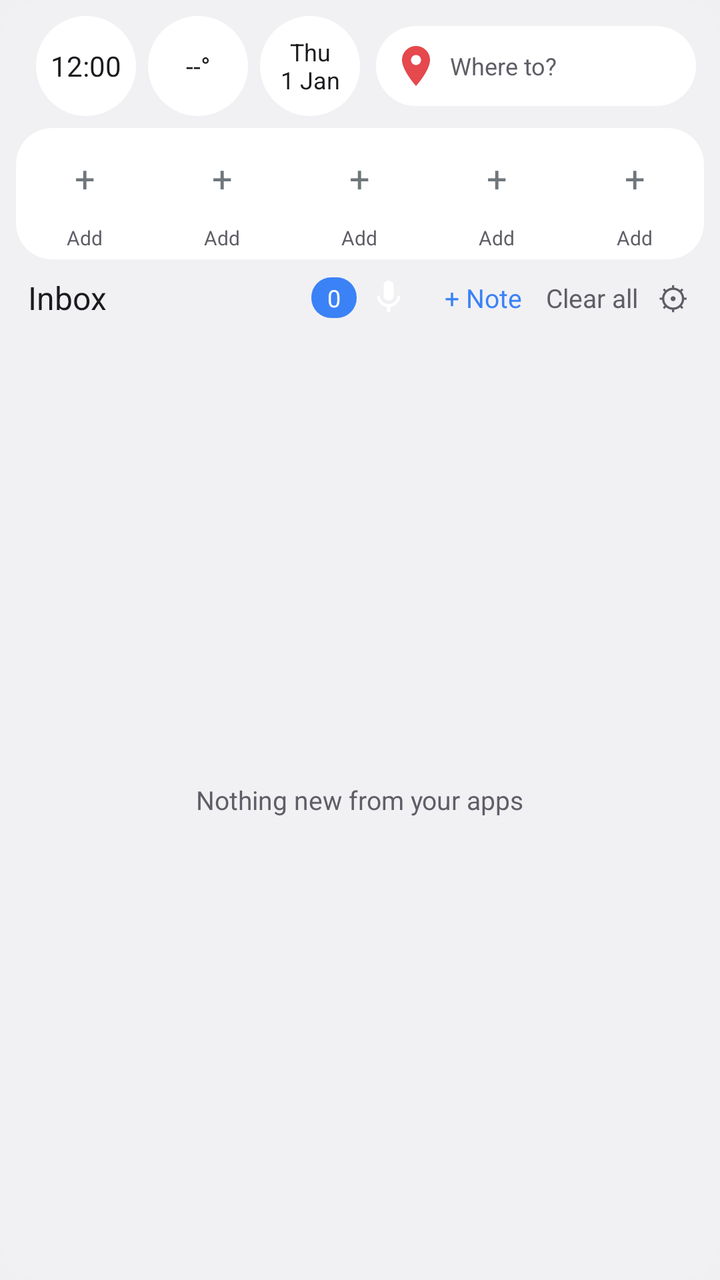
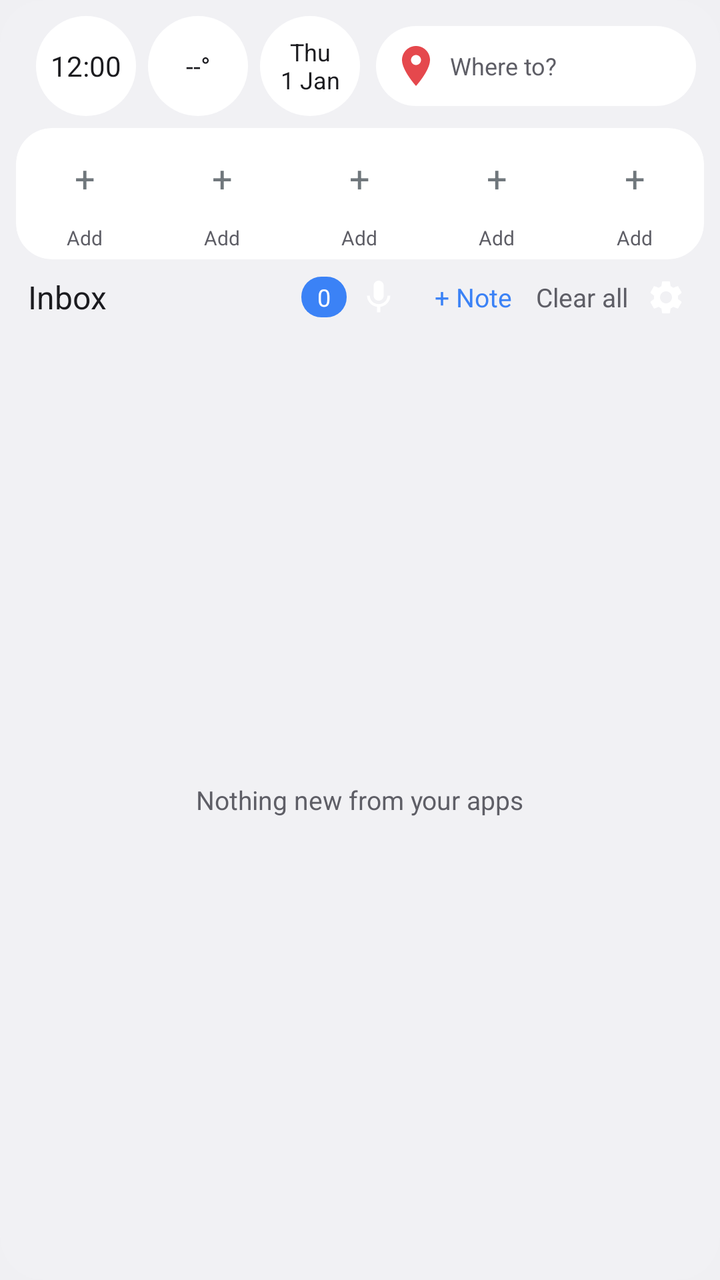

Compare the two renders of this Android layout. The source of the first and the diff that turns it into the second are given below.
<!-- AndroidManifest.xml: application theme NtTheme -->
<!-- res/layout/widget_tiles.xml -->
<?xml version="1.0" encoding="utf-8"?>
<FrameLayout xmlns:android="http://schemas.android.com/apk/res/android"
    android:id="@+id/root"
    android:layout_width="match_parent"
    android:layout_height="match_parent"
    android:background="@drawable/nt_widget_bg"
    android:clipToOutline="true">

    <ImageView
        android:id="@+id/wbgimg"
        android:layout_width="match_parent"
        android:layout_height="match_parent"
        android:scaleType="centerCrop"
        android:visibility="gone" />

<LinearLayout
    android:id="@+id/content"
    android:layout_width="match_parent"
    android:layout_height="match_parent"
    android:orientation="vertical"
    android:padding="8dp">


    <LinearLayout
        android:layout_width="match_parent"
        android:layout_height="wrap_content"
        android:gravity="center_vertical"
        android:orientation="horizontal"
        android:paddingStart="4dp"
        android:paddingEnd="4dp"
        android:paddingBottom="6dp">

        <LinearLayout
            android:id="@+id/wlocA"
            android:layout_width="0dp"
            android:layout_height="40dp"
            android:layout_marginStart="8dp"
            android:layout_weight="1"
            android:background="@drawable/nt_pill_bg"
            android:gravity="center_vertical"
            android:orientation="horizontal"
            android:paddingStart="8dp"
            android:paddingEnd="6dp"
            android:visibility="gone">

            <ImageView
                android:id="@+id/wpinA"
                android:layout_width="24dp"
                android:layout_height="24dp"
                android:src="@drawable/ic_pin" />

            <TextView
                android:id="@+id/wwA"
                android:layout_width="0dp"
                android:layout_height="wrap_content"
                android:layout_marginStart="5dp"
                android:layout_weight="1"
                android:ellipsize="end"
                android:maxLines="1"
                android:text="Where to?"
                android:textColor="@color/nt_sub"
                android:textSize="12sp" />
        </LinearLayout>

        <LinearLayout
            android:layout_width="wrap_content"
            android:layout_height="wrap_content"
            android:orientation="horizontal">

        <TextClock
            android:id="@+id/wclock0"
            android:layout_width="50dp"
            android:layout_height="50dp"
            android:layout_marginStart="6dp"
            android:background="@drawable/nt_circle_bg"
            android:gravity="center"
            android:textColor="@color/nt_text"
           
            android:visibility="visible"
            android:format12Hour="h:mm"
            android:format24Hour="HH:mm"
            android:textSize="14sp"
            />

        <TextView
            android:id="@+id/wweather0"
            android:layout_width="50dp"
            android:layout_height="50dp"
            android:layout_marginStart="6dp"
            android:background="@drawable/nt_circle_bg"
            android:gravity="center"
            android:textColor="@color/nt_text"
           
            android:visibility="gone"
            android:text="--°"
            android:textSize="13sp"
            />

        <TextClock
            android:id="@+id/wdate0"
            android:layout_width="50dp"
            android:layout_height="50dp"
            android:layout_marginStart="6dp"
            android:background="@drawable/nt_circle_bg"
            android:gravity="center"
            android:textColor="@color/nt_text"
           
            android:visibility="gone"
            android:format12Hour="EEE&#10;d MMM"
            android:format24Hour="EEE&#10;d MMM"
            android:textSize="12sp"
            />

        </LinearLayout>

        <LinearLayout
            android:layout_width="wrap_content"
            android:layout_height="wrap_content"
            android:orientation="horizontal">

        <TextClock
            android:id="@+id/wclock1"
            android:layout_width="50dp"
            android:layout_height="50dp"
            android:layout_marginStart="6dp"
            android:background="@drawable/nt_circle_bg"
            android:gravity="center"
            android:textColor="@color/nt_text"
           
            android:visibility="gone"
            android:format12Hour="h:mm"
            android:format24Hour="HH:mm"
            android:textSize="14sp"
            />

        <TextView
            android:id="@+id/wweather1"
            android:layout_width="50dp"
            android:layout_height="50dp"
            android:layout_marginStart="6dp"
            android:background="@drawable/nt_circle_bg"
            android:gravity="center"
            android:textColor="@color/nt_text"
           
            android:visibility="visible"
            android:text="--°"
            android:textSize="13sp"
            />

        <TextClock
            android:id="@+id/wdate1"
            android:layout_width="50dp"
            android:layout_height="50dp"
            android:layout_marginStart="6dp"
            android:background="@drawable/nt_circle_bg"
            android:gravity="center"
            android:textColor="@color/nt_text"
           
            android:visibility="gone"
            android:format12Hour="EEE&#10;d MMM"
            android:format24Hour="EEE&#10;d MMM"
            android:textSize="12sp"
            />

        </LinearLayout>

        <LinearLayout
            android:layout_width="wrap_content"
            android:layout_height="wrap_content"
            android:orientation="horizontal">

        <TextClock
            android:id="@+id/wclock2"
            android:layout_width="50dp"
            android:layout_height="50dp"
            android:layout_marginStart="6dp"
            android:background="@drawable/nt_circle_bg"
            android:gravity="center"
            android:textColor="@color/nt_text"
           
            android:visibility="gone"
            android:format12Hour="h:mm"
            android:format24Hour="HH:mm"
            android:textSize="14sp"
            />

        <TextView
            android:id="@+id/wweather2"
            android:layout_width="50dp"
            android:layout_height="50dp"
            android:layout_marginStart="6dp"
            android:background="@drawable/nt_circle_bg"
            android:gravity="center"
            android:textColor="@color/nt_text"
           
            android:visibility="gone"
            android:text="--°"
            android:textSize="13sp"
            />

        <TextClock
            android:id="@+id/wdate2"
            android:layout_width="50dp"
            android:layout_height="50dp"
            android:layout_marginStart="6dp"
            android:background="@drawable/nt_circle_bg"
            android:gravity="center"
            android:textColor="@color/nt_text"
           
            android:visibility="visible"
            android:format12Hour="EEE&#10;d MMM"
            android:format24Hour="EEE&#10;d MMM"
            android:textSize="12sp"
            />

        </LinearLayout>

        <LinearLayout
            android:id="@+id/wlocB"
            android:layout_width="0dp"
            android:layout_height="40dp"
            android:layout_marginStart="8dp"
            android:layout_weight="1"
            android:background="@drawable/nt_pill_bg"
            android:gravity="center_vertical"
            android:orientation="horizontal"
            android:paddingStart="8dp"
            android:paddingEnd="6dp"
            android:visibility="visible">

            <ImageView
                android:id="@+id/wpinB"
                android:layout_width="24dp"
                android:layout_height="24dp"
                android:src="@drawable/ic_pin" />

            <TextView
                android:id="@+id/wwB"
                android:layout_width="0dp"
                android:layout_height="wrap_content"
                android:layout_marginStart="5dp"
                android:layout_weight="1"
                android:ellipsize="end"
                android:maxLines="1"
                android:text="Where to?"
                android:textColor="@color/nt_sub"
                android:textSize="12sp" />
        </LinearLayout>
    </LinearLayout>

    <FrameLayout
        android:id="@+id/dialwrap"
        android:layout_width="match_parent"
        android:layout_height="wrap_content"
        android:layout_marginBottom="6dp"
        android:background="@drawable/nt_dial_bg"
        android:clipToOutline="true">

    <ImageView
        android:id="@+id/dialimg"
        android:layout_width="match_parent"
        android:layout_height="match_parent"
        android:scaleType="centerCrop"
        android:visibility="gone" />

    <LinearLayout
        android:id="@+id/dialrow"
        android:layout_width="match_parent"
        android:layout_height="wrap_content"
        android:orientation="horizontal"
        android:paddingTop="4dp"
        android:paddingBottom="4dp">

        <LinearLayout
            android:id="@+id/dial0"
            android:layout_width="0dp"
            android:layout_height="wrap_content"
            android:layout_weight="1"
            android:gravity="center_horizontal"
            android:orientation="vertical">

            <TextView
                android:id="@+id/dc0"
                android:layout_width="42dp"
                android:layout_height="42dp"
                android:background="@drawable/nt_circle_bg"
                android:gravity="center"
                android:text="+"
                android:textSize="18sp"
                />

            <TextView
                android:id="@+id/dn0"
                android:layout_width="match_parent"
                android:layout_height="wrap_content"
                android:ellipsize="end"
                android:gravity="center"
                android:maxLines="1"
                android:paddingTop="2dp"
                android:text="Add"
                android:textColor="@color/nt_sub"
                android:textSize="10sp" />
        </LinearLayout>

        <LinearLayout
            android:id="@+id/dial1"
            android:layout_width="0dp"
            android:layout_height="wrap_content"
            android:layout_weight="1"
            android:gravity="center_horizontal"
            android:orientation="vertical">

            <TextView
                android:id="@+id/dc1"
                android:layout_width="42dp"
                android:layout_height="42dp"
                android:background="@drawable/nt_circle_bg"
                android:gravity="center"
                android:text="+"
                android:textSize="18sp"
                />

            <TextView
                android:id="@+id/dn1"
                android:layout_width="match_parent"
                android:layout_height="wrap_content"
                android:ellipsize="end"
                android:gravity="center"
                android:maxLines="1"
                android:paddingTop="2dp"
                android:text="Add"
                android:textColor="@color/nt_sub"
                android:textSize="10sp" />
        </LinearLayout>

        <LinearLayout
            android:id="@+id/dial2"
            android:layout_width="0dp"
            android:layout_height="wrap_content"
            android:layout_weight="1"
            android:gravity="center_horizontal"
            android:orientation="vertical">

            <TextView
                android:id="@+id/dc2"
                android:layout_width="42dp"
                android:layout_height="42dp"
                android:background="@drawable/nt_circle_bg"
                android:gravity="center"
                android:text="+"
                android:textSize="18sp"
                />

            <TextView
                android:id="@+id/dn2"
                android:layout_width="match_parent"
                android:layout_height="wrap_content"
                android:ellipsize="end"
                android:gravity="center"
                android:maxLines="1"
                android:paddingTop="2dp"
                android:text="Add"
                android:textColor="@color/nt_sub"
                android:textSize="10sp" />
        </LinearLayout>

        <LinearLayout
            android:id="@+id/dial3"
            android:layout_width="0dp"
            android:layout_height="wrap_content"
            android:layout_weight="1"
            android:gravity="center_horizontal"
            android:orientation="vertical">

            <TextView
                android:id="@+id/dc3"
                android:layout_width="42dp"
                android:layout_height="42dp"
                android:background="@drawable/nt_circle_bg"
                android:gravity="center"
                android:text="+"
                android:textSize="18sp"
                />

            <TextView
                android:id="@+id/dn3"
                android:layout_width="match_parent"
                android:layout_height="wrap_content"
                android:ellipsize="end"
                android:gravity="center"
                android:maxLines="1"
                android:paddingTop="2dp"
                android:text="Add"
                android:textColor="@color/nt_sub"
                android:textSize="10sp" />
        </LinearLayout>

        <LinearLayout
            android:id="@+id/dial4"
            android:layout_width="0dp"
            android:layout_height="wrap_content"
            android:layout_weight="1"
            android:gravity="center_horizontal"
            android:orientation="vertical">

            <TextView
                android:id="@+id/dc4"
                android:layout_width="42dp"
                android:layout_height="42dp"
                android:background="@drawable/nt_circle_bg"
                android:gravity="center"
                android:text="+"
                android:textSize="18sp"
                />

            <TextView
                android:id="@+id/dn4"
                android:layout_width="match_parent"
                android:layout_height="wrap_content"
                android:ellipsize="end"
                android:gravity="center"
                android:maxLines="1"
                android:paddingTop="2dp"
                android:text="Add"
                android:textColor="@color/nt_sub"
                android:textSize="10sp" />
        </LinearLayout>
    </LinearLayout>
    </FrameLayout>

    <LinearLayout
        android:id="@+id/header"
        android:layout_width="match_parent"
        android:layout_height="wrap_content"
        android:gravity="center_vertical"
        android:orientation="horizontal"
        android:paddingStart="6dp"
        android:paddingEnd="6dp"
        android:paddingBottom="6dp">

        <TextView
            android:id="@+id/hdr_title"
            android:layout_width="0dp"
            android:layout_height="wrap_content"
            android:layout_weight="1"
            android:text="Inbox"
            android:textColor="@color/nt_text"
            android:textSize="16sp"
            />

        <TextView
            android:id="@+id/count"
            android:layout_width="wrap_content"
            android:layout_height="wrap_content"
            android:background="@drawable/nt_badge_bg"
            android:paddingStart="8dp"
            android:paddingTop="2dp"
            android:paddingEnd="8dp"
            android:paddingBottom="2dp"
            android:text="0"
            android:textColor="#FFFFFF"
            android:textSize="12sp"
            />

        <ImageView
            android:id="@+id/wmic"
            android:layout_width="32dp"
            android:layout_height="26dp"
            android:contentDescription="Record"
            android:paddingStart="6dp"
            android:paddingTop="2dp"
            android:paddingEnd="6dp"
            android:paddingBottom="2dp"
            android:src="@drawable/ic_mic" />

        <TextView
            android:id="@+id/wnote"
            android:layout_width="wrap_content"
            android:layout_height="wrap_content"
            android:paddingStart="12dp"
            android:paddingTop="4dp"
            android:paddingEnd="6dp"
            android:paddingBottom="4dp"
            android:text="+ Note"
            android:textColor="@color/nt_badge"
            android:textSize="13sp"
            />

        <TextView
            android:id="@+id/wclear"
            android:layout_width="wrap_content"
            android:layout_height="wrap_content"
            android:paddingStart="6dp"
            android:paddingTop="4dp"
            android:paddingEnd="2dp"
            android:paddingBottom="4dp"
            android:text="Clear all"
            android:textColor="@color/nt_sub"
            android:textSize="13sp" />

        <TextView
            android:id="@+id/wset"
            android:layout_width="wrap_content"
            android:layout_height="wrap_content"
            android:paddingStart="8dp"
            android:paddingTop="2dp"
            android:paddingEnd="2dp"
            android:paddingBottom="2dp"
            android:text="⚙"
            android:textColor="@color/nt_sub"
            android:textSize="16sp" />
    </LinearLayout>

    <FrameLayout
        android:layout_width="match_parent"
        android:layout_height="0dp"
        android:layout_weight="1">

        <GridView
            android:id="@+id/grid"
            android:layout_width="match_parent"
            android:layout_height="match_parent"
            android:horizontalSpacing="6dp"
            android:listSelector="@android:color/transparent"
            android:numColumns="2"
            android:scrollbars="none"
            android:stretchMode="columnWidth"
            android:verticalSpacing="6dp" />

        <TextView
            android:id="@+id/empty"
            android:layout_width="wrap_content"
            android:layout_height="wrap_content"
            android:layout_gravity="center"
            android:text="Nothing new from your apps"
            android:textColor="@color/nt_sub"
            android:textSize="13sp" />
    </FrameLayout>
</LinearLayout>
</FrameLayout>
<!-- resources referenced by this layout -->
<resources>
  <color name="nt_badge">#3B82F6</color>
  <color name="nt_sub">#5E5E66</color>
  <color name="nt_text">#1B1B1F</color>
  <!-- drawable ic_mic (drawable) -->
  <vector xmlns:android="http://schemas.android.com/apk/res/android"
      android:width="24dp"
      android:height="24dp"
      android:viewportWidth="24"
      android:viewportHeight="24">
      <path
          android:fillColor="#FFFFFFFF"
          android:pathData="M12,14c1.66,0 3,-1.34 3,-3V5c0,-1.66 -1.34,-3 -3,-3S9,3.34 9,5v6c0,1.66 1.34,3 3,3zM17.3,11c0,3 -2.54,5.1 -5.3,5.1S6.7,14 6.7,11H5c0,3.41 2.72,6.23 6,6.72V21h2v-3.28c3.28,-0.48 6,-3.3 6,-6.72h-1.7z" />
  </vector>
  <!-- drawable ic_pin (drawable) -->
  <?xml version="1.0" encoding="utf-8"?>
  <vector xmlns:android="http://schemas.android.com/apk/res/android"
      android:width="24dp"
      android:height="24dp"
      android:viewportWidth="24"
      android:viewportHeight="24">
      <path
          android:fillColor="#E5484D"
          android:pathData="M12,2C8.13,2 5,5.13 5,9c0,5.25 7,13 7,13s7,-7.75 7,-13c0,-3.87 -3.13,-7 -7,-7zM12,11.5c-1.38,0 -2.5,-1.12 -2.5,-2.5s1.12,-2.5 2.5,-2.5 2.5,1.12 2.5,2.5 -1.12,2.5 -2.5,2.5z" />
  </vector>
  <!-- drawable nt_badge_bg (drawable) -->
  <?xml version="1.0" encoding="utf-8"?>
  <shape xmlns:android="http://schemas.android.com/apk/res/android" android:shape="rectangle">
      <solid android:color="@color/nt_badge" />
      <corners android:radius="10dp" />
  </shape>
  <!-- drawable nt_circle_bg (drawable) -->
  <?xml version="1.0" encoding="utf-8"?>
  <shape xmlns:android="http://schemas.android.com/apk/res/android" android:shape="oval">
      <solid android:color="@color/nt_circle" />
  </shape>
  <!-- drawable nt_dial_bg (drawable) -->
  <?xml version="1.0" encoding="utf-8"?>
  <shape xmlns:android="http://schemas.android.com/apk/res/android" android:shape="rectangle">
      <solid android:color="#FFFFFFFF" />
      <corners android:radius="18dp" />
  </shape>
  <!-- drawable nt_pill_bg (drawable) -->
  <?xml version="1.0" encoding="utf-8"?>
  <shape xmlns:android="http://schemas.android.com/apk/res/android" android:shape="rectangle">
      <solid android:color="@color/nt_circle" />
      <corners android:radius="20dp" />
  </shape>
  <!-- drawable nt_widget_bg (drawable) -->
  <?xml version="1.0" encoding="utf-8"?>
  <shape xmlns:android="http://schemas.android.com/apk/res/android" android:shape="rectangle">
      <solid android:color="@color/nt_bg" />
      <corners android:radius="22dp" />
  </shape>
  <style name="NtTheme" parent="android:Theme.DeviceDefault.DayNight" />
  <color name="nt_circle">#FFFFFFFF</color>
  <color name="nt_bg">#EEF2F2F5</color>
</resources>

<!-- the commit's change to res/layout/widget_tiles.xml (unified diff, before → after) -->
@@ -498,17 +498,16 @@
             android:textColor="@color/nt_sub"
             android:textSize="13sp" />
 
-        <TextView
+        <ImageView
             android:id="@+id/wset"
-            android:layout_width="wrap_content"
-            android:layout_height="wrap_content"
-            android:paddingStart="8dp"
+            android:layout_width="30dp"
+            android:layout_height="24dp"
+            android:contentDescription="Settings"
+            android:paddingStart="6dp"
             android:paddingTop="2dp"
             android:paddingEnd="2dp"
             android:paddingBottom="2dp"
-            android:text="⚙"
-            android:textColor="@color/nt_sub"
-            android:textSize="16sp" />
+            android:src="@drawable/ic_gear" />
     </LinearLayout>
 
     <FrameLayout
<!-- resource entries referenced after the edit -->
@@ -3,6 +3,17 @@
   <color name="nt_badge">#3B82F6</color>
   <color name="nt_sub">#5E5E66</color>
   <color name="nt_text">#1B1B1F</color>
+  <!-- drawable ic_gear (drawable) -->
+  <?xml version="1.0" encoding="utf-8"?>
+  <vector xmlns:android="http://schemas.android.com/apk/res/android"
+      android:width="24dp"
+      android:height="24dp"
+      android:viewportWidth="24"
+      android:viewportHeight="24">
+      <path
+          android:fillColor="#FFFFFFFF"
+          android:pathData="M19.14,12.94c0.04,-0.3 0.06,-0.61 0.06,-0.94c0,-0.32 -0.02,-0.64 -0.07,-0.94l2.03,-1.58c0.18,-0.14 0.23,-0.41 0.12,-0.61l-1.92,-3.32c-0.12,-0.22 -0.37,-0.29 -0.59,-0.22l-2.39,0.96c-0.5,-0.38 -1.03,-0.7 -1.62,-0.94L14.4,2.81c-0.04,-0.24 -0.24,-0.41 -0.48,-0.41h-3.84c-0.24,0 -0.43,0.17 -0.47,0.41L9.25,5.35C8.66,5.59 8.12,5.92 7.63,6.29L5.24,5.33c-0.22,-0.08 -0.47,0 -0.59,0.22L2.74,8.87C2.62,9.08 2.66,9.34 2.86,9.48l2.03,1.58C4.84,11.36 4.8,11.69 4.8,12s0.02,0.64 0.07,0.94l-2.03,1.58c-0.18,0.14 -0.23,0.41 -0.12,0.61l1.92,3.32c0.12,0.22 0.37,0.29 0.59,0.22l2.39,-0.96c0.5,0.38 1.03,0.7 1.62,0.94l0.36,2.54c0.05,0.24 0.24,0.41 0.48,0.41h3.84c0.24,0 0.44,-0.17 0.47,-0.41l0.36,-2.54c0.59,-0.24 1.13,-0.56 1.62,-0.94l2.39,0.96c0.22,0.08 0.47,0 0.59,-0.22l1.92,-3.32c0.12,-0.22 0.07,-0.47 -0.12,-0.61L19.14,12.94zM12,15.6c-1.98,0 -3.6,-1.62 -3.6,-3.6s1.62,-3.6 3.6,-3.6s3.6,1.62 3.6,3.6S13.98,15.6 12,15.6z" />
+  </vector>
   <!-- drawable ic_mic (drawable) -->
   <vector xmlns:android="http://schemas.android.com/apk/res/android"
       android:width="24dp"
